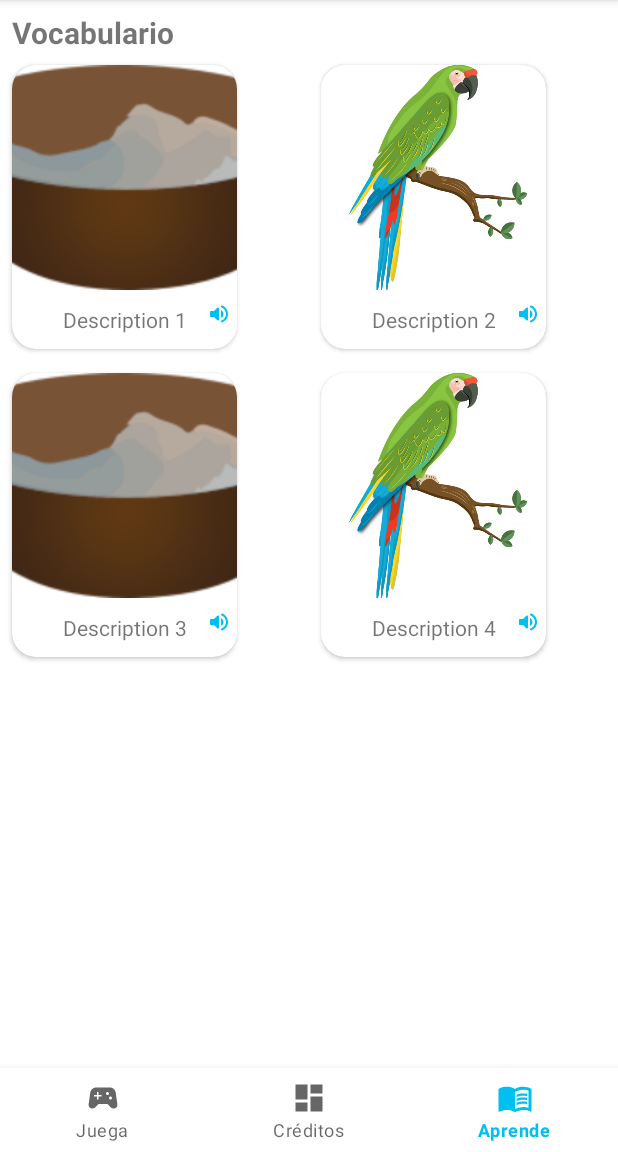
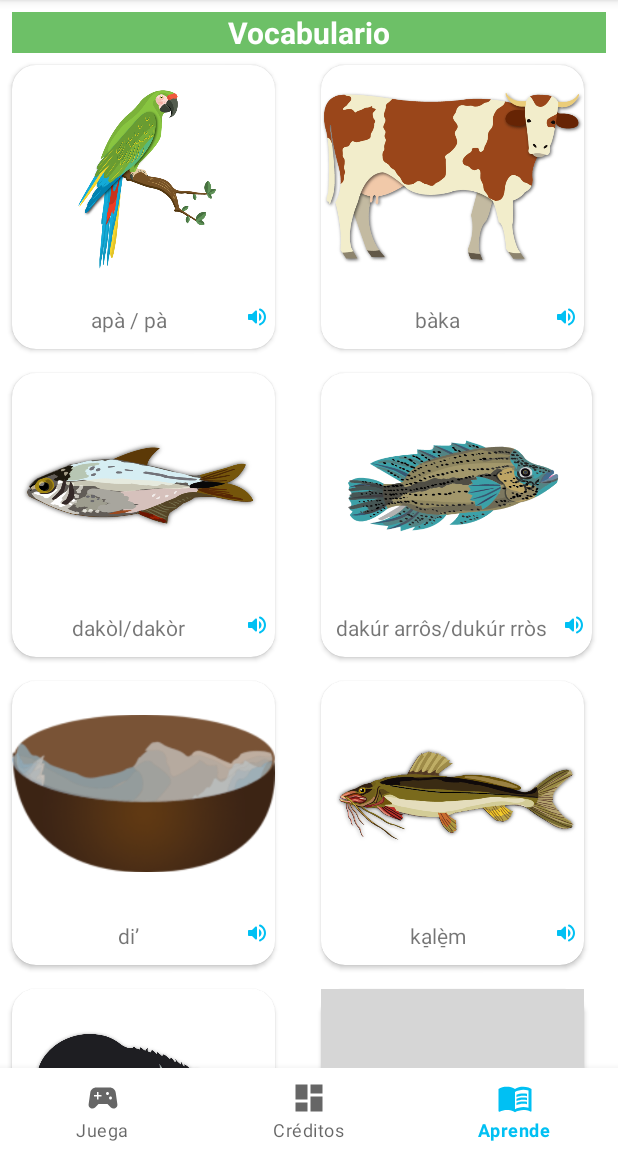
Before and after one commit to isabelafrr06/bribriUCR, an Android app: the screen it shows after launch (MainActivity), item 3 of the bottom bar chosen, on a phone screen of 412 x 824 dp, the part 84-1236 px from its top. Run offline under Robolectric (Android 15) with nearby library versions, the phone set to English and light mode, and no system bars; grey boxes are pictures that could not be loaded.

Commit message:
Learn Fragment, visual changes

```diff
--- a/app/src/main/java/com/example/bribriucr/db/DbHelper.kt
+++ b/app/src/main/java/com/example/bribriucr/db/DbHelper.kt
@@ -10,6 +10,7 @@ import android.util.Log
 import com.example.bribriucr.Categoria
 import com.example.bribriucr.Palabra
 import com.example.bribriucr.R
+import com.example.bribriucr.ui.learn.FragmentLearnModel
 import org.json.JSONException
 import org.json.JSONObject
 import java.io.BufferedReader
@@ -17,7 +18,6 @@ import java.io.IOException
 import java.io.InputStreamReader
 /**
  * Helper class for managing the application's database interactions.
- *
  * This class handles creating tables, inserting data, retrieving data, and
  * upgrading the database schema when necessary.
  */
@@ -28,8 +28,8 @@ class DbHelper(context: Context) :
         private const val DATABASE_VERSION = 1
         private const val DATABASE_NAME = "bribri.db"
         // Table and column names
-        private const val Tabla_Palabra = "PALABRA"
-        private const val Tabla_Categoria = "CATEGORIA"
+        private const val TABLA_PALABRA = "PALABRA"
+        private const val TABLA_CATEGORIA = "CATEGORIA"
         private const val ColumnaNombre = "NombrePalabra"
         private const val ColumnaAudio = "RutaImagen"
         private const val ColumnaImagen = "RutaAudio"
@@ -39,24 +39,25 @@ class DbHelper(context: Context) :
     private val ctx: Context = context
     // Table creation statements
     private val createTablapalabra =
-        "CREATE TABLE $Tabla_Palabra( IdPalabra INTEGER PRIMARY KEY AUTOINCREMENT, " +
+        "CREATE TABLE $TABLA_PALABRA( IdPalabra INTEGER PRIMARY KEY AUTOINCREMENT, " +
                 "$ColumnaNombre TEXT NOT NULL, " +
                 "$ColumnaImagen TEXT NOT NULL, " +
                 "$ColumnaAudio TEXT NOT NULL, " +
                 "Aprendido BOOLEAN DEFAULT 0," +
                 "NombreCategoria TEXT, " +
-                "CONSTRAINT FKCATEGORIA FOREIGN KEY(NombreCategoria) REFERENCES $Tabla_Categoria(IdCategoria));"
+                "CONSTRAINT FKCATEGORIA FOREIGN KEY(NombreCategoria) REFERENCES $TABLA_CATEGORIA(IdCategoria));"
     private val createTablaCategorias =
-        "CREATE TABLE $Tabla_Categoria( IdCategoria INTEGER PRIMARY KEY AUTOINCREMENT," +
+        "CREATE TABLE $TABLA_CATEGORIA( IdCategoria INTEGER PRIMARY KEY AUTOINCREMENT," +
                 "NombreCategoria TEXT NOT NULL, ImagenCategoria TEXT, PorcentajeCategoria INTEGER);"
 
     /**
-     * Inserts a new food item into the database.
+     * Inserts a new item into the database.
      *
      * @param db The writable database instance.
      * @param nombre The name of the food item.
      * @param rutaImagen The path to the image resource for the food item.
      * @param rutaAudio The path to the audio resource for the food item.
+     * @param categoria The category of the word item.
      * @return True if the insertion was successful, false otherwise.
      */
     private fun insertarPalabra(db: SQLiteDatabase, nombre: String, rutaImagen: String,
@@ -68,14 +69,13 @@ class DbHelper(context: Context) :
             put(ColumnaAudio, rutaAudio)
             put(ColumnaCategoria, categoria)
         }
-        val inserted = db.insert(Tabla_Palabra, null, values)
+        val inserted = db.insert(TABLA_PALABRA, null, values)
         // Return true if insertion succeeded (row ID greater than 0), false otherwise
         return inserted != -1L
     }
 
     /**
      * Called when the database is first created.
-     *
      * This method creates the tables for storing words (food items, utensils, steps) and categories.
      * It also inserts initial category data from the "recetario.json" asset file.
      *
@@ -116,7 +116,7 @@ class DbHelper(context: Context) :
     private fun insertInitialCategoryData(db: SQLiteDatabase) {
         db.beginTransaction()  // Start a transaction for efficiency
         try {
-            val insertStatement = "INSERT INTO $Tabla_Categoria (NombreCategoria, ImagenCategoria) VALUES (?, ?)"
+            val insertStatement = "INSERT INTO $TABLA_CATEGORIA (NombreCategoria, ImagenCategoria) VALUES (?, ?)"
             val compiledStatement = db.compileStatement(insertStatement)
             val categories = listOf("Animales", "Vegetales", "Utensilios")
             // Images representing each category
@@ -178,7 +178,7 @@ class DbHelper(context: Context) :
      * @param newVersion The new version number of the database.
      */
     override fun onUpgrade(sqLiteDatabase: SQLiteDatabase, oldVersion: Int, newVersion: Int) {
-        sqLiteDatabase.execSQL("DROP TABLE IF EXISTS $Tabla_Palabra")
+        sqLiteDatabase.execSQL("DROP TABLE IF EXISTS $TABLA_PALABRA")
         onCreate(sqLiteDatabase)
     }
 
@@ -188,7 +188,7 @@ class DbHelper(context: Context) :
      * @return A list of `Categoria` objects representing all categories.
      */
     fun getCategories(sqLiteDatabase: SQLiteDatabase): ArrayList<Categoria> {
-        val query = "select * from $Tabla_Categoria;"
+        val query = "select * from $TABLA_CATEGORIA;"
         val cursor: Cursor = sqLiteDatabase.rawQuery(query, null)
         val categorias = ArrayList<Categoria>()
         for (i in 0 until cursor.count) {
@@ -225,11 +225,11 @@ class DbHelper(context: Context) :
         val cursor: Cursor
         // Query to fetch words for a specific category
         if(category != "") {
-            query = "SELECT * FROM $Tabla_Palabra WHERE NombreCategoria = ?"
+            query = "SELECT * FROM $TABLA_PALABRA WHERE NombreCategoria = ?"
             // Execute the query with the provided category
             cursor = db.rawQuery(query, arrayOf(category))
         }else{ // For all words
-            query = "SELECT * FROM $Tabla_Palabra"
+            query = "SELECT * FROM $TABLA_PALABRA"
             // Execute the query
             cursor = db.rawQuery(query, null)
         }
@@ -253,19 +253,34 @@ class DbHelper(context: Context) :
         return imagesList
     }
 
+    /**
+     * Updates the "Aprendido" status of a word item in the database.
+     *
+     * @param db The writable database instance.
+     * @param itemName The name of the word item.
+     * @param aprendido The new "Aprendido" status (true/false).
+     * @param categoria The category of the word item.
+     */
     fun updateAprendido(db: SQLiteDatabase, itemName: String, aprendido: Boolean, categoria: String) {
-        val updateQuery = "UPDATE $Tabla_Palabra SET Aprendido = ? WHERE $ColumnaNombre = ?"
+        val updateQuery = "UPDATE $TABLA_PALABRA SET Aprendido = ? WHERE $ColumnaNombre = ?"
         val contentValues = ContentValues().apply {
             put("Aprendido", aprendido)
             put(ColumnaNombre, itemName)  // Assuming 'nombre' is the unique identifier for items
         }
-        db.update(Tabla_Palabra, contentValues, "$ColumnaNombre = ?", arrayOf(itemName))
+        db.update(TABLA_PALABRA, contentValues, "$ColumnaNombre = ?", arrayOf(itemName))
         updateCategoriaPorcentaje(db, categoria)
     }
 
+    /**
+     * Calculates the percentage of learned words within a specific category.
+     *
+     * @param db The SQLiteDatabase instance.
+     * @param categoria The name of the category.
+     * @return The percentage of learned words (rounded to integer).
+     */
     private fun calculatePorcentaje(db: SQLiteDatabase, categoria: String): Int {
-        val totalWordsQuery = "SELECT COUNT(*) FROM $Tabla_Palabra WHERE NombreCategoria = ?"
-        val learnedWordsQuery = "SELECT COUNT(*) FROM $Tabla_Palabra WHERE NombreCategoria = ? AND Aprendido = 1"
+        val totalWordsQuery = "SELECT COUNT(*) FROM $TABLA_PALABRA WHERE NombreCategoria = ?"
+        val learnedWordsQuery = "SELECT COUNT(*) FROM $TABLA_PALABRA WHERE NombreCategoria = ? AND Aprendido = 1"
 
         val compiledTotalStatement = db.compileStatement(totalWordsQuery)
         val compiledLearnedStatement = db.compileStatement(learnedWordsQuery)
@@ -298,14 +313,54 @@ class DbHelper(context: Context) :
         return porcentaje.toInt()
     }
 
-    // Function to update porcentajeCategoria in the database
+    /**
+     * Updates the "PorcentajeCategoria" value for a specific category in the database.
+     *
+     * @param db The SQLiteDatabase instance.
+     * @param categoria The name of the category.
+     */
     private fun updateCategoriaPorcentaje(db: SQLiteDatabase, categoria: String) {
         val porcentaje = calculatePorcentaje(db, categoria)
-        val updateStatement = "UPDATE $Tabla_Categoria SET PorcentajeCategoria = ? WHERE NombreCategoria = ?"
+        val updateStatement = "UPDATE $TABLA_CATEGORIA SET PorcentajeCategoria = ? WHERE NombreCategoria = ?"
         val compiledStatement = db.compileStatement(updateStatement)
         compiledStatement.bindLong(1, porcentaje.toLong())
         compiledStatement.bindString(2, categoria)
         compiledStatement.executeUpdateDelete()  // Execute the update
     }
 
+    /**
+     * Retrieves all words from the database.
+     *
+     * @param sqLiteDatabase The database instance.
+     * @return A list of `FragmentLearnModel` objects representing all words.
+     */
+    fun getWords(sqLiteDatabase: SQLiteDatabase): ArrayList<FragmentLearnModel> {
+        val query = "select * from $TABLA_PALABRA;"
+        val cursor: Cursor = sqLiteDatabase.rawQuery(query, null)
+        val palabras = ArrayList<FragmentLearnModel>()
+        for (i in 0 until cursor.count) {
+            cursor.moveToPosition(i) // Move to the current position
+            val id = cursor.getInt(0) // Obtain values from columns
+            val nombre = cursor.getString(1)
+            var imagen = ""
+            if (cursor.getString(2) != null) {
+                imagen = cursor.getString(2)
+            }
+            var audio = ""
+            if (cursor.getString(3) != null) {
+                audio = cursor.getString(3)
+            }
+            var isLearn = cursor.getString(4).toBoolean()
+            palabras.add(
+                FragmentLearnModel(
+                    nombre,
+                    imagen.toInt(),
+                    audio.toInt(),
+                    isLearn
+                )
+            ) // Create an object
+        }
+        cursor.close()
+        return palabras
+    }
 }
--- a/app/src/main/java/com/example/bribriucr/ui/TopicCardAdapter.kt
+++ b/app/src/main/java/com/example/bribriucr/ui/TopicCardAdapter.kt
@@ -13,17 +13,26 @@ import androidx.recyclerview.widget.RecyclerView
 import com.example.bribriucr.ImageMatch
 import com.example.bribriucr.R
 
-class TopicCardAdapter(private val topicCard: List<TopicCard>, private val context: Context,):
+class TopicCardAdapter(private val topicCard: List<TopicCard>, private val context: Context):
     RecyclerView.Adapter<TopicCardAdapter.ItemViewHolder>() {
 
+    /**
+     * Creates a new ViewHolder instance.
+     * @param parent The ViewGroup into which the new View will be added.
+     * @param viewType The type of the new View.
+     * @return A new ItemViewHolder that holds the view of the card item.
+     */
     override fun onCreateViewHolder(parent: ViewGroup, viewType: Int): ItemViewHolder {
-        val context = parent.context
-            ?: // Handle null context
-            throw RuntimeException("Context is null in TopicCardAdapter")
+        val context = context
         val vista = LayoutInflater.from(context).inflate(R.layout.card_topic, parent, false)
         return ItemViewHolder(vista)
     }
 
+    /**
+     * Binds the data of a TopicCard to the corresponding view holder.
+     * @param holder The ViewHolder that holds the view of the card item.
+     * @param position The position of the item in the list.
+     */
     override fun onBindViewHolder(holder: ItemViewHolder, position: Int) {
         holder.itemName.text = topicCard[position].name
         val imageIdString = topicCard[position].image  // Image is a string with numbers
@@ -33,6 +42,7 @@ class TopicCardAdapter(private val topicCard: List<TopicCard>, private val conte
             holder.itemPhoto.setImageDrawable(image)
         } else {
             // Handle case where image ID conversion fails (optional: set default image)
+            // holder.itemPhoto.setImageResource(R.drawable.default_image)
         }
         holder.itemPercentage.text = topicCard[position].percentage
         holder.itemView.setOnClickListener {
@@ -41,6 +51,10 @@ class TopicCardAdapter(private val topicCard: List<TopicCard>, private val conte
         }
     }
 
+    /**
+     * Navigates to the ImageMatch activity with the selected topic data.
+     * @param topic The selected TopicCard object.
+     */
     private fun navigateToTopicDetails(topic: TopicCard) {
         val intent = Intent(context, ImageMatch::class.java)
         intent.putExtra("topic", topic.name) // Pass the selected topic data
@@ -52,10 +66,17 @@ class TopicCardAdapter(private val topicCard: List<TopicCard>, private val conte
         }
     }
 
+    /**
+     * Returns the total number of items in the adapter.
+     * @return The number of items in the topicCard list.
+     */
     override fun getItemCount(): Int {
         return topicCard.size
     }
 
+    /**
+     * Represents a single card item view holder.
+     */
     class ItemViewHolder(itemView: View) : RecyclerView.ViewHolder(itemView) {
         var itemName: TextView = itemView.findViewById(R.id.item_name)
         var itemPercentage: TextView = itemView.findViewById(R.id.percentage)
--- a/app/src/main/java/com/example/bribriucr/ui/learn/FragmentLearn.kt
+++ b/app/src/main/java/com/example/bribriucr/ui/learn/FragmentLearn.kt
@@ -1,7 +1,9 @@
 package com.example.bribriucr.ui.learn
 
+import android.media.MediaPlayer
 import android.os.Bundle
 import android.view.LayoutInflater
+import android.view.MotionEvent
 import android.view.View
 import android.view.ViewGroup
 import android.widget.TextView
@@ -11,43 +13,100 @@ import androidx.recyclerview.widget.RecyclerView
 import com.example.bribriucr.R
 import com.example.bribriucr.db.DbHelper
 
-class FragmentLearn (dbHelper: DbHelper): Fragment() {
+class FragmentLearn(helper: DbHelper) : Fragment() {
 
+    // Reference to the helper class for database interaction
+    private val dbHelper = helper
+
+    // UI elements
     private lateinit var titleText: TextView
     private lateinit var cardRecyclerView: RecyclerView
     private lateinit var cardAdapter: WordCardAdapter
 
-    private var fragmentTitle: String = "Vocabulario"  // Fragment-specific title
-    private var allLearned: Boolean = false  // Optional: Overall learned state
+    // Media player for sound playback
+    private lateinit var mediaPlayer: MediaPlayer
 
+    /**
+     * Inflates the fragment layout and sets up UI elements and listeners.
+     * @param inflater LayoutInflater for inflating the layout
+     * @param container ViewGroup containing the fragment
+     * @param savedInstanceState Bundle containing saved state information (if any)
+     * @return the inflated View for the fragment
+     */
     override fun onCreateView(
         inflater: LayoutInflater, container: ViewGroup?,
         savedInstanceState: Bundle?
     ): View? {
         val view = inflater.inflate(R.layout.fragment_learn, container, false)
 
+        // Find UI elements by their IDs
         titleText = view.findViewById(R.id.titleText)
         cardRecyclerView = view.findViewById(R.id.cardRecyclerView)
         cardRecyclerView.layoutManager = GridLayoutManager(context, 2,
             GridLayoutManager.VERTICAL, false) // Set 2 images by row
 
+        // Fragment title
+        var fragmentTitle: String = getString(R.string.vocabulario)
         titleText.text = fragmentTitle
 
-        // Prepare card data
-        val cardData = listOf(
-            FragmentLearnModel("Item 1", "Description 1", R.drawable.agua, R.raw.di_agua, false),
-            FragmentLearnModel("Item 2", "Description 2", R.drawable.apa, R.raw.apa_lora, true),
-            FragmentLearnModel("Item 3", "Description 3", R.drawable.agua, R.raw.di_agua, false),
-            FragmentLearnModel("Item 4", "Description 4", R.drawable.apa, R.raw.apa_lora, true),
-            //
-            // Add more card data objects
-        )
-
+        // Prepare card data by fetching words from database
+        val cardData = fetchWordsFromDb()
         cardAdapter = WordCardAdapter(cardData)
         cardRecyclerView.adapter = cardAdapter
+
+        // Initialize media player and set completion listener
+        mediaPlayer = MediaPlayer()
+        mediaPlayer.setOnCompletionListener {
+            mediaPlayer.release()  // Release resources when done
+        }
+
+        // Add touch listener to RecyclerView for card interactions
+        cardRecyclerView.addOnItemTouchListener(object : RecyclerView.OnItemTouchListener {
+            override fun onInterceptTouchEvent(rv: RecyclerView, e: MotionEvent): Boolean {
+                val view = rv.findChildViewUnder(e.x, e.y)
+                if (view != null) {
+                    val position = rv.getChildAdapterPosition(view)
+                    // Handle card touch at position 'position'
+                    playCardSound(position, cardData)  // Pass cardData as argument
+                    return true  // Consume the touch event
+                }
+                return false
+            }
+
+            override fun onTouchEvent(rv: RecyclerView, e: MotionEvent) {}
+            override fun onRequestDisallowInterceptTouchEvent(disallowIntercept: Boolean) {}
+        })
 
         return view
     }
 
-    // Handle fragment-level logic, potentially updating "allLearned" based on card data
+    /**
+     * Fetches words from the database using the DbHelper instance.
+     * @return a list of Palabra objects representing the fetched words
+     */
+    private fun fetchWordsFromDb(): List<FragmentLearnModel> {
+        val db = dbHelper.writableDatabase  // Get writable database
+        return dbHelper.getWords(db)
+    }
+
+    /**
+     * Plays the sound associated with the card at the given position.
+     * @param position the index of the touched card in the data list
+     */
+    private fun playCardSound(position: Int, cardData: List<FragmentLearnModel>) {
+        if (!mediaPlayer.isPlaying) {
+            val palabra = cardData[position]
+            val audioResourceId = palabra.audio // Assuming sonido is a String representing resource ID
+            mediaPlayer = MediaPlayer.create(context, audioResourceId)
+            mediaPlayer.start()
+        }
+    }
+
+    /**
+     * Releases media player resources when the fragment is destroyed.
+     */
+    override fun onDestroyView() {
+        super.onDestroyView()
+        mediaPlayer.release()
+    }
 }
--- a/app/src/main/java/com/example/bribriucr/ui/learn/FragmentLearnModel.kt
+++ b/app/src/main/java/com/example/bribriucr/ui/learn/FragmentLearnModel.kt
@@ -1,9 +1,8 @@
 package com.example.bribriucr.ui.learn
 
 data class FragmentLearnModel(
-    val title: String,
-    val description: String,
-    val imageResourceId: Int,
-    val audioResourceId: Int, // Optional: Resource ID for sound file
+    val nombre: String,
+    val imagen: Int,
+    val audio: Int,
     val isLearned: Boolean  // Add a field for learned status
 )
--- a/app/src/main/java/com/example/bribriucr/ui/learn/WordCardAdapter.kt
+++ b/app/src/main/java/com/example/bribriucr/ui/learn/WordCardAdapter.kt
@@ -25,14 +25,12 @@ class WordCardAdapter(private val cardData: List<FragmentLearnModel>) :
 
     override fun onBindViewHolder(holder: CardViewHolder, position: Int) {
         val cardItem = cardData[position]
-        holder.cardImage.setImageResource(cardItem.imageResourceId)
-        holder.cardText.text = cardItem.description
+        holder.cardImage.setImageResource(cardItem.imagen)
+        holder.cardText.text = cardItem.nombre
 
         // Handle sound icon clicks (optional)
         holder.soundIcon.setOnClickListener {
             // Play audio using the audioResourceId from the model data
-            // You might need a media player or sound library here
-            // Update the "isLearned" flag in the model if relevant
         }
     }
 
--- a/app/src/main/res/layout/card_word.xml
+++ b/app/src/main/res/layout/card_word.xml
@@ -13,9 +13,9 @@
 
         <ImageView
             android:id="@+id/cardImage"
-            android:layout_width="150dp"
+            android:layout_width="175dp"
             android:layout_height="150dp"
-            android:scaleType="centerCrop"
+            android:scaleType="fitCenter"
             app:layout_constraintLeft_toLeftOf="parent"
             app:layout_constraintRight_toRightOf="parent"
             app:layout_constraintTop_toTopOf="parent"
@@ -30,7 +30,7 @@
             android:maxLines="3"
             app:layout_constraintBottom_toBottomOf="parent"
             app:layout_constraintLeft_toLeftOf="parent"
-            app:layout_constraintRight_toRightOf="parent"
+            app:layout_constraintRight_toLeftOf="@id/soundIcon"
             app:layout_constraintTop_toBottomOf="@+id/cardImage" />
 
         <ImageView
@@ -38,7 +38,7 @@
             android:layout_width="16dp"
             android:layout_height="16dp"
             android:layout_marginEnd="4dp"
-            android:layout_marginBottom="8dp"
+            android:layout_marginBottom="4dp"
             android:src="@drawable/ic_sound_24"
             app:layout_constraintBottom_toBottomOf="parent"
             app:layout_constraintEnd_toEndOf="parent"
--- a/app/src/main/res/layout/fragment_home.xml
+++ b/app/src/main/res/layout/fragment_home.xml
@@ -24,15 +24,15 @@
         <androidx.constraintlayout.widget.ConstraintLayout
             android:id="@+id/constraintLayout2"
             android:layout_width="390dp"
-            android:layout_height="90dp"
+            android:layout_height="120dp"
             android:background="@color/white"
             android:orientation="horizontal"
             android:padding="10dp">
 
             <ImageView
                 android:id="@+id/imageView"
-                android:layout_width="60dp"
-                android:layout_height="60dp"
+                android:layout_width="100dp"
+                android:layout_height="100dp"
                 android:contentDescription="@string/question"
                 app:layout_constraintBottom_toBottomOf="parent"
                 app:layout_constraintStart_toStartOf="parent"
--- a/app/src/main/res/layout/fragment_learn.xml
+++ b/app/src/main/res/layout/fragment_learn.xml
@@ -1,19 +1,24 @@
 <?xml version="1.0" encoding="utf-8"?>
 <androidx.constraintlayout.widget.ConstraintLayout xmlns:android="http://schemas.android.com/apk/res/android"
     xmlns:app="http://schemas.android.com/apk/res-auto"
-    xmlns:tools="http://schemas.android.com/tools"
     android:layout_width="match_parent"
     android:layout_height="match_parent">
 
     <TextView
         android:id="@+id/titleText"
-        android:layout_width="wrap_content"
+        android:background="@color/green"
+        android:layout_width="match_parent"
         android:layout_height="wrap_content"
+        android:textAlignment="center"
+        android:textColor="@color/white"
         android:layout_margin="8dp"
+        android:backgroundTint="@color/green"
         android:text="@string/aprende"
         android:textSize="20sp"
         android:textStyle="bold"
+        app:layout_constraintEnd_toEndOf="parent"
         app:layout_constraintLeft_toLeftOf="parent"
+        app:layout_constraintStart_toStartOf="parent"
         app:layout_constraintTop_toTopOf="parent" />
 
     <androidx.recyclerview.widget.RecyclerView
--- a/app/src/main/res/values/strings.xml
+++ b/app/src/main/res/values/strings.xml
@@ -34,4 +34,8 @@
     <string name="bribri">Bribri</string>
     <string name="mensajeAyuda">Seleccione alguno de los botones con los distintos temas para empezar a jugar. Luego en la parte superior aparecerá un texto, debe buscar entre las imágenes la correspondiente a la palabra mostrada.</string>
     <string name="aceptar">Aceptar</string>
+    <string name="correctas">Correctas</string>
+    <string name="incorrectas">Incorrectas</string>
+    <string name="resultados">Resultados</string>
+    <string name="vocabulario">Vocabulario</string>
 </resources>
```
Also changed, not shown: app/build.gradle.kts (+6 -6 lines), app/src/main/java/com/example/bribriucr/ImageMatch.kt (+3 -4 lines), app/src/main/res/layout/activity_image_match.xml (+9 -7 lines), app/src/main/res/layout/card_topic.xml (+4 -3 lines), 1 other file.
